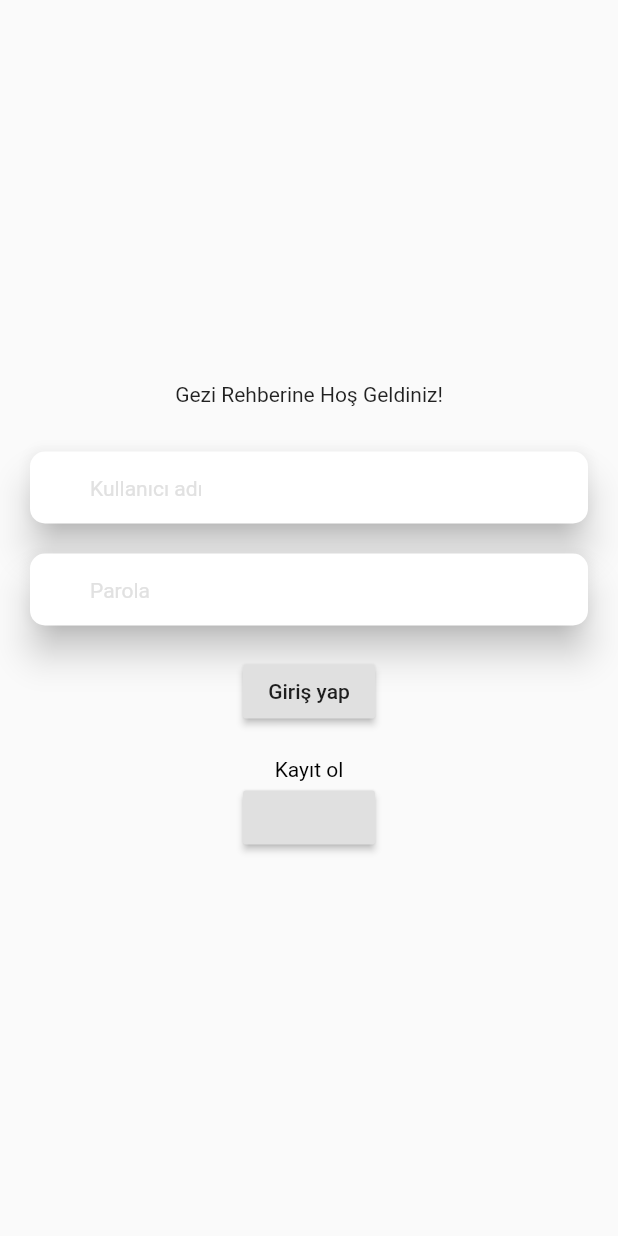
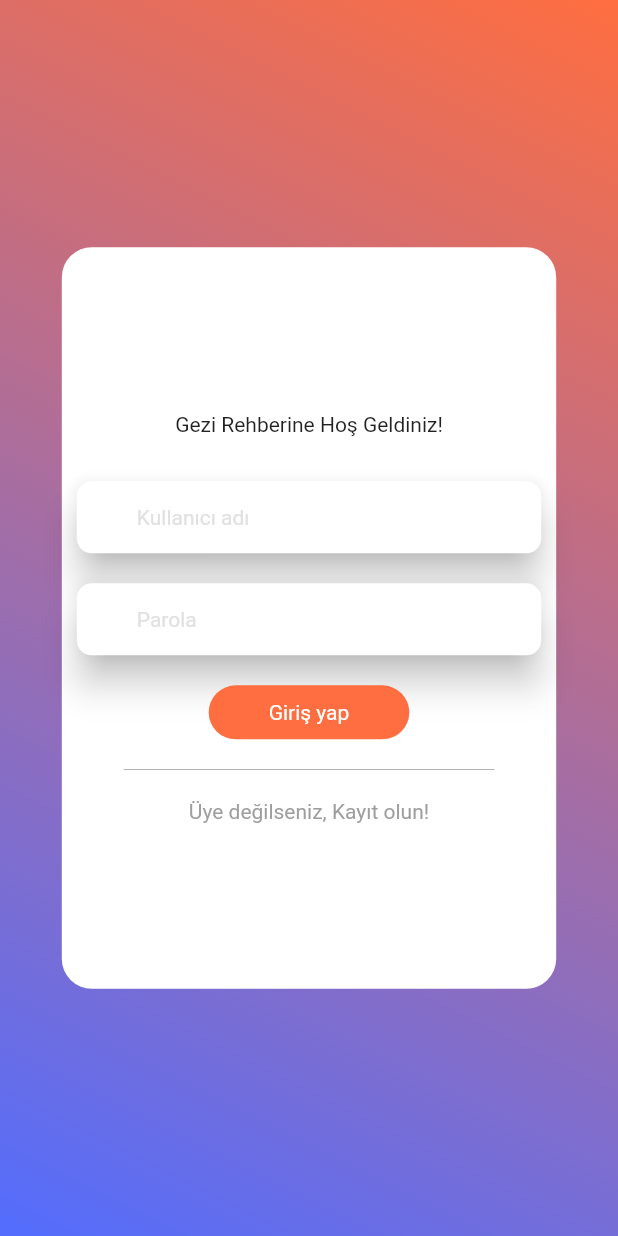
Before and after one commit to KadriyeMacit/GDG-Kastamonu-2.Oturum-Flutter-Firebase, a Flutter app: the screen it shows after launch, on a phone screen of 412 x 824 dp. Run offline on Flutter 3.47's test engine with Material 2 defaults, Android fonts, the light colour scheme and no system bars; our stand-ins replace cloud_firestore, firebase_auth, firebase_core, firebase_storage, fluttertoast, image_picker; missing offline and left inert: circular_bottom_navigation; accounts and stored records are empty.

Commit message:
proje düzeltilip güncellendi

```diff
--- a/gdgkastamonufirebase/lib/addPage.dart
+++ b/gdgkastamonufirebase/lib/addPage.dart
@@ -7,14 +7,14 @@ import 'package:cloud_firestore/cloud_firestore.dart';
 import 'package:image_picker/image_picker.dart';
 import 'package:fluttertoast/fluttertoast.dart';
 
-class YemekSayfasi extends StatefulWidget {
+class AddPage extends StatefulWidget {
   @override
   State<StatefulWidget> createState() {
-    return FoodPage();
+    return _AddPage();
   }
 }
 
-class FoodPage extends State<YemekSayfasi> {
+class _AddPage extends State<AddPage> {
 
   File imageFile;
 
@@ -184,7 +184,7 @@ class FoodPage extends State<YemekSayfasi> {
         floatingActionButton: FloatingActionButton(
           onPressed: createData,
           child: Icon(Icons.done_outlined),
-          backgroundColor: Colors.transparent,
+          backgroundColor: Colors.indigoAccent,
         ),
 
         body: SingleChildScrollView(
@@ -344,9 +344,9 @@ class FoodPage extends State<YemekSayfasi> {
       _formKey2.currentState.save();
       _formKey3.currentState.save();
       DocumentReference ref = await db.collection('post').add({
-        'name': '$name',
-        'location': "$location",
-        'notes': "$notes",
+        'konum': '$name',
+        'notes': "$location",
+        'kisiler': "$notes",
         'image': "$url"
       });
       setState(() => id = ref.documentID);
@@ -357,7 +357,6 @@ class FoodPage extends State<YemekSayfasi> {
         msg: "Yeni gezi kaydedildi!",
         toastLength: Toast.LENGTH_SHORT,
         gravity: ToastGravity.BOTTOM,
-        timeInSecForIos: 1,
         backgroundColor: Colors.black,
         textColor: Colors.white,
         fontSize: 12.0
--- a/gdgkastamonufirebase/lib/homePage.dart
+++ b/gdgkastamonufirebase/lib/homePage.dart
@@ -3,9 +3,8 @@ import 'dart:io';
 import 'package:flutter/material.dart';
 import 'package:circular_bottom_navigation/tab_item.dart';
 import 'package:circular_bottom_navigation/circular_bottom_navigation.dart';
+import 'package:gdgkastamonufirebase/addPage.dart';
 import 'package:gdgkastamonufirebase/firstPage.dart';
-import 'package:gdgkastamonufirebase/addPage.dart';
-import 'package:cloud_firestore/cloud_firestore.dart';
 
 class HomePage extends StatefulWidget {
 
@@ -61,7 +60,7 @@ class _HomePageState extends State<HomePage> {
         return FirstPage();
         break;
       case 1:
-        return YemekSayfasi();
+        return AddPage();
         break;
       case 2:
         return profileScreen();
--- a/gdgkastamonufirebase/lib/loginPage.dart
+++ b/gdgkastamonufirebase/lib/loginPage.dart
@@ -22,8 +22,30 @@ class _LoginPageState extends State<LoginPage> {
 
     return Scaffold(
 
-      body:  Padding(
-        padding: const EdgeInsets.symmetric(horizontal: 20.0),
+      body:  Container(
+        decoration: BoxDecoration(
+            gradient: LinearGradient(
+                begin: Alignment.topRight,
+                end: Alignment.bottomLeft,
+                colors: [
+                  Colors.deepOrangeAccent,
+                  Colors.indigoAccent
+                ])
+        ),
+        child: Padding(
+          padding: EdgeInsets.only(
+            top: MediaQuery.of(context).size.height*0.2,
+            bottom: MediaQuery.of(context).size.height*0.2,
+            left: MediaQuery.of(context).size.width*0.1,
+            right: MediaQuery.of(context).size.width*0.1,
+          ),
+          child: Container(
+              decoration: BoxDecoration(
+                  color: Colors.white,
+                  borderRadius: BorderRadius.all(Radius.circular(20))
+              ),
+              child: Padding(
+                padding: EdgeInsets.all(10),
                 child: Column(
                   mainAxisAlignment: MainAxisAlignment.center,
                   children: <Widget>[
@@ -88,9 +110,17 @@ class _LoginPageState extends State<LoginPage> {
 
                     SizedBox(height: 20,),
 
-              RaisedButton(
-                child: Text("Giriş yap"),
-                  onPressed: (){
+                    Material(
+                        color: Colors.deepOrangeAccent,
+                        borderRadius: BorderRadius.all(Radius.circular(20)),
+                        child: Padding(
+                          padding: const EdgeInsets.only(
+                              top: 10.0,
+                              bottom:10,
+                              left: 40,
+                              right: 40),
+                          child: InkWell(
+                            onTap: (){
 
                               _auth.signInWithEmailAndPassword
                                 (email: emailController.text
@@ -104,32 +134,46 @@ class _LoginPageState extends State<LoginPage> {
                                 ));
                               })
                                   .catchError((hata) => debugPrint("Hata: "+ hata.toString()));
-              }),
+                            },
+
+                            child: Text("Giriş yap",
+                              style: TextStyle(
+                                  color: Colors.white
+                              ),),
+
+                          ),
+                        )
+
+                    ),
 
 
                     SizedBox(height: 20,),
 
+                    Container(
+                      width: MediaQuery.of(context).size.width*0.6,
+                      height: 0.2,
+                      color: Colors.black,
+                    ),
+
+                    SizedBox(height: 20,),
+
                     InkWell(
-                child: Text("Kayıt ol",
+                      child: Text("Üye değilseniz, Kayıt olun!",
                           style: TextStyle(
-                        color: Colors.black,
+                            color: Colors.grey,
                             fontSize: 14,
                           )),
                       onTap: (){
                         Navigator.push(context, MaterialPageRoute(
-                      builder: (context) => SignUpPage()
+                            builder: (context) => RegisterPage()
                         ));
                       },
                     ),
 
-              RaisedButton(onPressed: ()
-              {
-                Navigator.push(context,
-                    MaterialPageRoute(builder: (context) => HomePage()));
-
-              })
-
                   ],
+                ),
+              )
+          ),
         ),
       ),
 
--- a/gdgkastamonufirebase/pubspec.yaml
+++ b/gdgkastamonufirebase/pubspec.yaml
@@ -25,7 +25,7 @@ dependencies:
     sdk: flutter
   firebase_auth: ^0.15.4
   firebase_core:
-  fluttertoast: ^3.1.3
+  fluttertoast: ^7.1.5
   circular_bottom_navigation: ^1.0.1
   cloud_firestore: ^0.13.0+1
   image_picker: ^0.6.3+1
```
Also changed, not shown: gdgkastamonufirebase/lib/firstPage.dart (+4 -4 lines), gdgkastamonufirebase/lib/signUpPage.dart (+180 -207 lines), gdgkastamonufirebase/pubspec.lock, 4 other files. Lines whose indentation alone changed are shown as unchanged.
